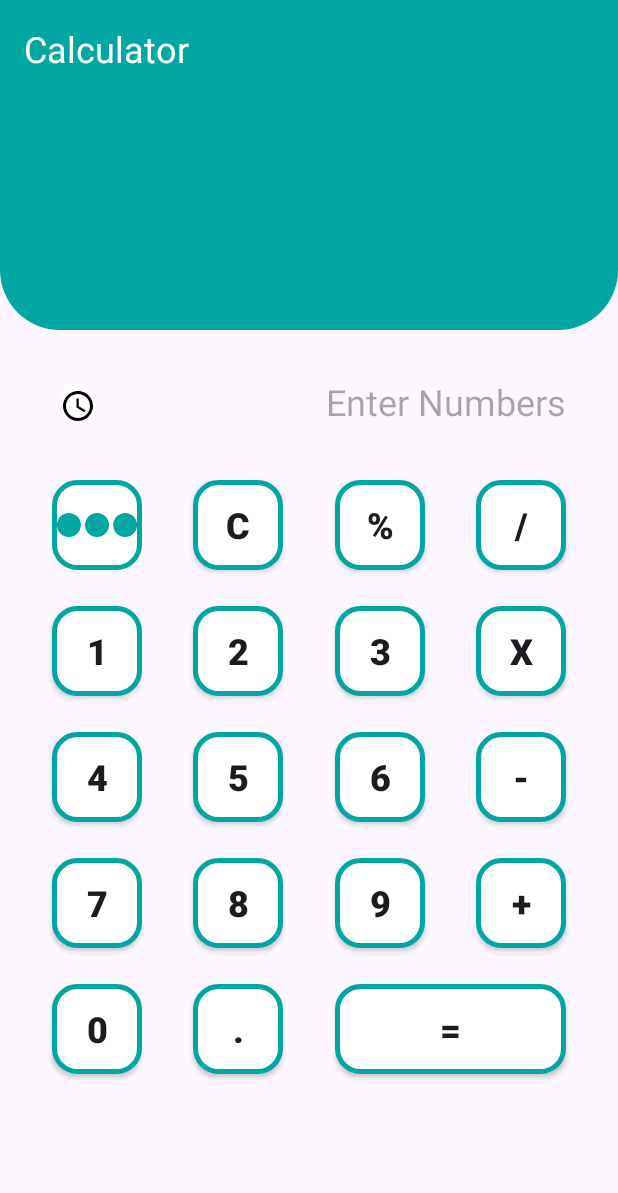
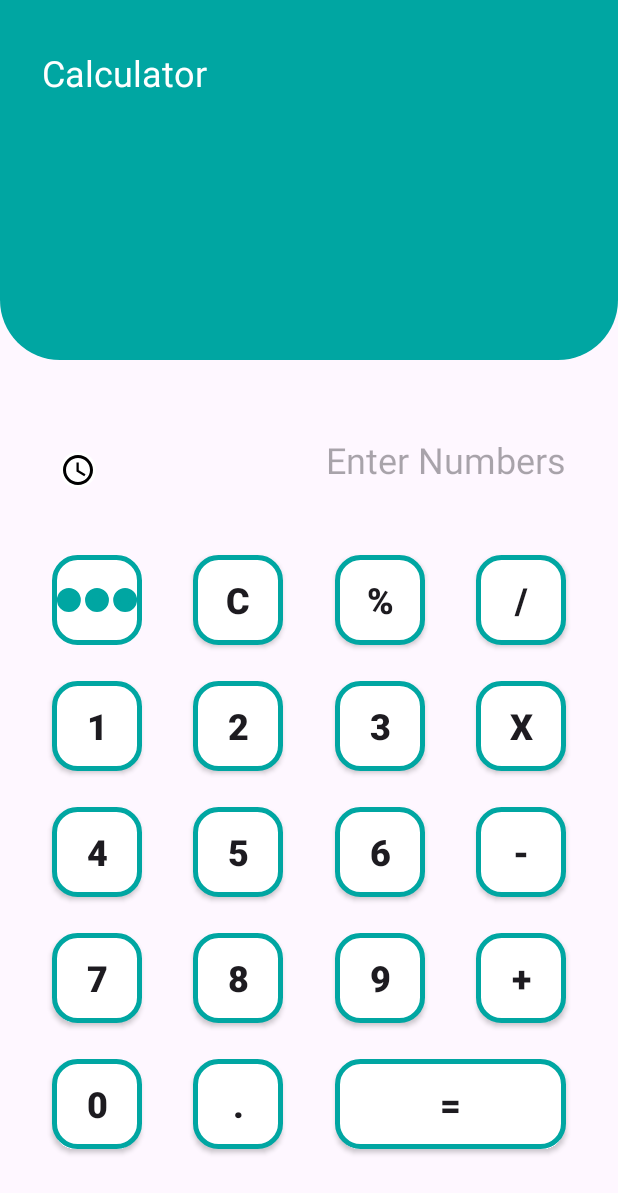
Before and after one commit to maryamohamed/CalculatorUI_ConstraintLayout, an Android app: the screen it shows after launch (MainActivity), on a phone screen of 412 x 824 dp. Shown: the top 1193 px of the screen. Run offline under Robolectric (Android 15) with nearby library versions, the phone set to English and light mode, and no system bars.

Commit message:
some edits in values to make layout validation more suitable

```diff
--- a/app/src/main/res/drawable/background.xml
+++ b/app/src/main/res/drawable/background.xml
@@ -1,5 +1,5 @@
 <?xml version="1.0" encoding="utf-8"?>
 <shape xmlns:android="http://schemas.android.com/apk/res/android">
-<solid android:color="@color/baseColor"/>
+<solid android:color="@color/PrimaryColor"/>
     <corners android:bottomLeftRadius="40dp" android:bottomRightRadius="40dp"/>
 </shape>
--- a/app/src/main/res/drawable/rectangle.xml
+++ b/app/src/main/res/drawable/rectangle.xml
@@ -3,7 +3,7 @@
 <item android:state_pressed="false">
     <shape android:shape="rectangle">
         <corners android:radius="15dp"/>
-        <stroke android:color="@color/baseColor" android:width="3dp"/>
+        <stroke android:color="@color/PrimaryColor" android:width="3dp"/>
         <solid android:color="@color/white"/>
     </shape>
 </item>
--- a/app/src/main/res/layout/activity_main.xml
+++ b/app/src/main/res/layout/activity_main.xml
@@ -13,23 +13,24 @@
         android:layout_width="match_parent"
         android:layout_height="@dimen/ShapeHeight"
         android:background="@drawable/background"
-        android:paddingBottom="@dimen/Padding32dp"
+        android:paddingBottom="@dimen/padding32"
         app:layout_constraintEnd_toEndOf="parent"
         app:layout_constraintHorizontal_bias="0.0"
         app:layout_constraintStart_toStartOf="parent"
         app:layout_constraintTop_toTopOf="parent" />
 
     <TextView
-        android:id="@+id/textView2"
+        android:id="@+id/title"
         android:layout_width="wrap_content"
         android:layout_height="wrap_content"
         android:layout_gravity="start"
-        android:layout_marginTop="@dimen/Margin16dp"
+        android:layout_marginStart="@dimen/margin16"
+        android:layout_marginTop="@dimen/margin32"
         android:text="@string/calculatorText"
         android:textColor="@color/white"
         android:textSize="@dimen/TextSize24sp"
         app:layout_constraintEnd_toEndOf="parent"
-        app:layout_constraintHorizontal_bias="0.052"
+        app:layout_constraintHorizontal_bias="0.042"
         app:layout_constraintStart_toStartOf="parent"
         app:layout_constraintTop_toTopOf="parent" />
 
@@ -38,8 +39,8 @@
         android:layout_width="wrap_content"
         android:layout_height="wrap_content"
         android:layout_gravity="end"
-        android:layout_marginEnd="@dimen/Margin32dp"
-        android:layout_marginBottom="@dimen/Margin24dp"
+        android:layout_marginEnd="@dimen/margin32"
+        android:layout_marginBottom="@dimen/margin24"
         android:textColor="@color/white"
         android:textSize="@dimen/ResultTextSize"
         app:layout_constraintBottom_toBottomOf="@+id/view"
@@ -50,7 +51,7 @@
         android:id="@+id/input_values"
         android:layout_width="wrap_content"
         android:layout_height="wrap_content"
-        android:layout_marginBottom="4dp"
+        android:layout_marginBottom="@dimen/margin8"
         android:gravity="end"
         android:textDirection="ltr"
         android:hint="@string/enter_numbers"
@@ -58,7 +59,7 @@
         android:paddingTop="@dimen/ValuesPaddingTop"
         android:textColor="@color/black"
         android:textSize="@dimen/ValuesTextSize"
-        app:layout_constraintBottom_toTopOf="@+id/guideline3"
+        app:layout_constraintBottom_toTopOf="@+id/guideline"
         app:layout_constraintEnd_toEndOf="@+id/division_button"
         app:layout_constraintHorizontal_bias="1.0"
         app:layout_constraintStart_toEndOf="@+id/mod_button" />
@@ -66,11 +67,11 @@
     <androidx.appcompat.widget.AppCompatImageView
         android:id="@+id/history"
         style="@style/Watch_Scan_Icon"
-        android:layout_width="@dimen/Width24dp"
+        android:layout_width="@dimen/width24"
         android:layout_height="@dimen/Height24dp"
-        android:layout_marginBottom="4dp"
-        android:src="@drawable/outline_watch_later_24"
-        app:layout_constraintBottom_toTopOf="@+id/guideline3"
+        android:layout_marginBottom="@dimen/margin8"
+        android:src="@drawable/ic_watch"
+        app:layout_constraintBottom_toTopOf="@+id/guideline"
         app:layout_constraintEnd_toEndOf="@+id/more"
         app:layout_constraintHorizontal_bias="0.0"
         app:layout_constraintStart_toStartOf="@+id/more"
@@ -99,10 +100,10 @@
         android:id="@+id/more"
         android:layout_width="@dimen/RectanglesWidthAndHeight"
         android:layout_height="@dimen/RectanglesWidthAndHeight"
-        android:layout_marginTop="100dp"
+        android:layout_marginTop="130dp"
         android:layout_weight="1"
         android:background="@drawable/rectangle"
-        android:src="@drawable/three_dots_svgrepo_com"
+        android:src="@drawable/three_dots"
         app:layout_constraintEnd_toStartOf="@+id/clear_button"
         app:layout_constraintHorizontal_bias="0.5"
         app:layout_constraintStart_toStartOf="parent"
@@ -119,18 +120,18 @@
         app:layout_constraintTop_toTopOf="@+id/more" />
 
     <androidx.constraintlayout.widget.Guideline
-        android:id="@+id/guideline3"
+        android:id="@+id/guideline"
         android:layout_width="wrap_content"
         android:layout_height="wrap_content"
         android:orientation="horizontal"
-        app:layout_constraintGuide_begin="288dp" />
+        app:layout_constraintGuide_begin="331dp" />
 
 
     <androidx.appcompat.widget.AppCompatButton
         android:id="@+id/multiply_button"
         style="@style/RectangleContent"
-        android:layout_marginTop="24dp"
-        android:text="x"
+        android:layout_marginTop="@dimen/margin24"
+        android:text="@string/multiply"
         app:layout_constraintEnd_toEndOf="parent"
         app:layout_constraintHorizontal_bias="0.5"
         app:layout_constraintStart_toEndOf="@+id/three_button"
@@ -150,7 +151,7 @@
     <androidx.appcompat.widget.AppCompatButton
         android:id="@+id/two_button"
         style="@style/RectangleContent"
-        android:layout_marginTop="24dp"
+        android:layout_marginTop="@dimen/margin24"
         android:text="@string/two"
         android:onClick="getInputNumbers"
         app:layout_constraintEnd_toStartOf="@+id/three_button"
@@ -161,7 +162,7 @@
     <androidx.appcompat.widget.AppCompatButton
         android:id="@+id/three_button"
         style="@style/RectangleContent"
-        android:layout_marginTop="24dp"
+        android:layout_marginTop="@dimen/margin24"
         android:text="@string/three"
         android:onClick="getInputNumbers"
         app:layout_constraintEnd_toStartOf="@+id/multiply_button"
@@ -173,7 +174,7 @@
     <androidx.appcompat.widget.AppCompatButton
         android:id="@+id/six_button"
         style="@style/RectangleContent"
-        android:layout_marginTop="24dp"
+        android:layout_marginTop="@dimen/margin24"
         android:text="@string/six"
         android:onClick="getInputNumbers"
         app:layout_constraintEnd_toStartOf="@+id/minus_button"
@@ -184,7 +185,7 @@
     <androidx.appcompat.widget.AppCompatButton
         android:id="@+id/four_button"
         style="@style/RectangleContent"
-        android:layout_marginTop="24dp"
+        android:layout_marginTop="@dimen/margin24"
         android:text="@string/four"
         android:onClick="getInputNumbers"
         app:layout_constraintEnd_toStartOf="@+id/five_button"
@@ -195,7 +196,7 @@
     <androidx.appcompat.widget.AppCompatButton
         android:id="@+id/five_button"
         style="@style/RectangleContent"
-        android:layout_marginTop="24dp"
+        android:layout_marginTop="@dimen/margin24"
         android:text="@string/five"
         android:onClick="getInputNumbers"
         app:layout_constraintEnd_toStartOf="@+id/six_button"
@@ -206,7 +207,7 @@
     <androidx.appcompat.widget.AppCompatButton
         android:id="@+id/minus_button"
         style="@style/RectangleContent"
-        android:layout_marginTop="24dp"
+        android:layout_marginTop="@dimen/margin24"
         android:text="@string/minus"
         app:layout_constraintEnd_toEndOf="parent"
         app:layout_constraintHorizontal_bias="0.5"
@@ -217,7 +218,7 @@
     <androidx.appcompat.widget.AppCompatButton
         android:id="@+id/eight_button"
         style="@style/RectangleContent"
-        android:layout_marginTop="24dp"
+        android:layout_marginTop="@dimen/margin24"
         android:text="@string/eight"
         android:onClick="getInputNumbers"
         app:layout_constraintEnd_toStartOf="@+id/nine_button"
@@ -228,7 +229,7 @@
     <androidx.appcompat.widget.AppCompatButton
         android:id="@+id/seven_button"
         style="@style/RectangleContent"
-        android:layout_marginTop="24dp"
+        android:layout_marginTop="@dimen/margin24"
         android:text="@string/seven"
         android:onClick="getInputNumbers"
         app:layout_constraintEnd_toStartOf="@+id/eight_button"
@@ -239,7 +240,7 @@
     <androidx.appcompat.widget.AppCompatButton
         android:id="@+id/nine_button"
         style="@style/RectangleContent"
-        android:layout_marginTop="24dp"
+        android:layout_marginTop="@dimen/margin24"
         android:text="@string/nine"
         android:onClick="getInputNumbers"
         app:layout_constraintEnd_toStartOf="@+id/plus_button"
@@ -250,7 +251,7 @@
     <androidx.appcompat.widget.AppCompatButton
         android:id="@+id/plus_button"
         style="@style/RectangleContent"
-        android:layout_marginTop="24dp"
+        android:layout_marginTop="@dimen/margin24"
         android:text="@string/plus"
         app:layout_constraintEnd_toEndOf="parent"
         app:layout_constraintHorizontal_bias="0.5"
@@ -261,7 +262,7 @@
     <androidx.appcompat.widget.AppCompatButton
         android:id="@+id/zero_button"
         style="@style/RectangleContent"
-        android:layout_marginTop="24dp"
+        android:layout_marginTop="@dimen/margin24"
         android:text="@string/zero"
         android:onClick="getInputNumbers"
         app:layout_constraintEnd_toEndOf="@+id/seven_button"
@@ -272,7 +273,7 @@
     <androidx.appcompat.widget.AppCompatButton
         android:id="@+id/point_button"
         style="@style/RectangleContent"
-        android:layout_marginTop="@dimen/Margin24dp"
+        android:layout_marginTop="@dimen/margin24"
         android:text="@string/dot"
         android:onClick="getInputNumbers"
         app:layout_constraintEnd_toEndOf="@+id/eight_button"
@@ -283,7 +284,7 @@
     <androidx.appcompat.widget.AppCompatButton
         android:id="@+id/equal_button"
         style="@style/EqualRectangleContent"
-        android:layout_marginTop="@dimen/Margin24dp"
+        android:layout_marginTop="@dimen/margin24"
         android:text="@string/equal"
         app:layout_constraintEnd_toEndOf="@+id/plus_button"
         app:layout_constraintStart_toStartOf="@+id/nine_button"
--- a/app/src/main/res/values/colors.xml
+++ b/app/src/main/res/values/colors.xml
@@ -2,6 +2,6 @@
 <resources>
     <color name="black">#FF000000</color>
     <color name="white">#FFFFFFFF</color>
-    <color name="baseColor">#00A6A2</color>
+    <color name="PrimaryColor">#00A6A2</color>
     <color name="grayColor">#A39F9F</color>
 </resources>
--- a/app/src/main/res/values/dimens.xml
+++ b/app/src/main/res/values/dimens.xml
@@ -2,21 +2,19 @@
 <resources>
     <dimen name="ResultMarginTop">60dp</dimen>
     <dimen name="ResultMarginEnd">30dp</dimen>
-    <dimen name="SecondLinearLayoutHeight">80dp</dimen>
-    <dimen name="SecondLinearLayoutPadding">15dp</dimen>
     <dimen name="WatchIconWidthAndHeight">22dp</dimen>
     <dimen name="ScanIconWidthAndHeight">21dp</dimen>
     <dimen name="WatchAndScanIconMargin">5dp</dimen>
     <dimen name="ValuesPaddingTop">5dp</dimen>
     <dimen name="ValuesTextSize">24sp</dimen>
     <dimen name="ValuesHeight">40dp</dimen>
-    <dimen name="LinearlayoutMarginForCalculatorRows">15dp</dimen>
+    <dimen name="marginForCalculatorRows">15dp</dimen>
     <dimen name="RectanglesWidthAndHeight">60dp</dimen>
-    <dimen name="ShapeHeight">220dp</dimen>
+    <dimen name="ShapeHeight">240dp</dimen>
     <dimen name="ResultTextSize">48sp</dimen>
     <dimen name="ViewWidthAndHeight">10dp</dimen>
-    <dimen name="Width16d">16dp</dimen>
-    <dimen name="Width24dp">24dp</dimen>
+    <dimen name="width16">16dp</dimen>
+    <dimen name="width24">24dp</dimen>
     <dimen name="Width32dp">32dp</dimen>
     <dimen name="Height16d">16dp</dimen>
     <dimen name="Height24dp">24dp</dimen>
@@ -25,13 +23,13 @@
     <dimen name="TextSize16sp">16sp</dimen>
     <dimen name="TextSize24sp">24sp</dimen>
     <dimen name="TextSize32sp">32sp</dimen>
-    <dimen name="Margin8dp">8dp</dimen>
-    <dimen name="Margin16dp">16dp</dimen>
-    <dimen name="Margin24dp">24dp</dimen>
-    <dimen name="Margin32dp">32dp</dimen>
-    <dimen name="Padding8dp">8dp</dimen>
-    <dimen name="Padding16dp">16dp</dimen>
-    <dimen name="Padding24dp">24dp</dimen>
-    <dimen name="Padding32dp">32dp</dimen>
-    <dimen name="Margin64dp">64dp</dimen>
+    <dimen name="margin8">8dp</dimen>
+    <dimen name="margin16">16dp</dimen>
+    <dimen name="margin24">24dp</dimen>
+    <dimen name="margin32">32dp</dimen>
+    <dimen name="margin64">64dp</dimen>
+    <dimen name="padding8">8dp</dimen>
+    <dimen name="padding16">16dp</dimen>
+    <dimen name="padding24">24dp</dimen>
+    <dimen name="padding32">32dp</dimen>
 </resources>
--- a/app/src/main/res/values/strings.xml
+++ b/app/src/main/res/values/strings.xml
@@ -22,4 +22,5 @@
     <string name="enter_numbers">Enter Numbers</string>
     <string name="division">/</string>
     <string name="more_button">more button</string>
+    <string name="multiply">x</string>
 </resources>
--- a/app/src/main/res/values/themes.xml
+++ b/app/src/main/res/values/themes.xml
@@ -14,7 +14,7 @@
     <style name="LinearlayoutForCalculatorRows" >
         <item name="android:layout_width">match_parent </item>
         <item name="android:layout_height">wrap_content </item>
-        <item name="android:layout_margin">@dimen/LinearlayoutMarginForCalculatorRows </item>
+        <item name="android:layout_margin">@dimen/marginForCalculatorRows</item>
         <item name="android:orientation">horizontal </item>
     </style>
     <style name="ViewForSpaces" >
```
Also changed, not shown: app/src/main/res/drawable/ic_watch.xml (renamed from app/src/main/res/drawable/outline_watch_later_24.xml), app/src/main/res/drawable/three_dots.xml (renamed from app/src/main/res/drawable/three_dots_svgrepo_com.xml).
